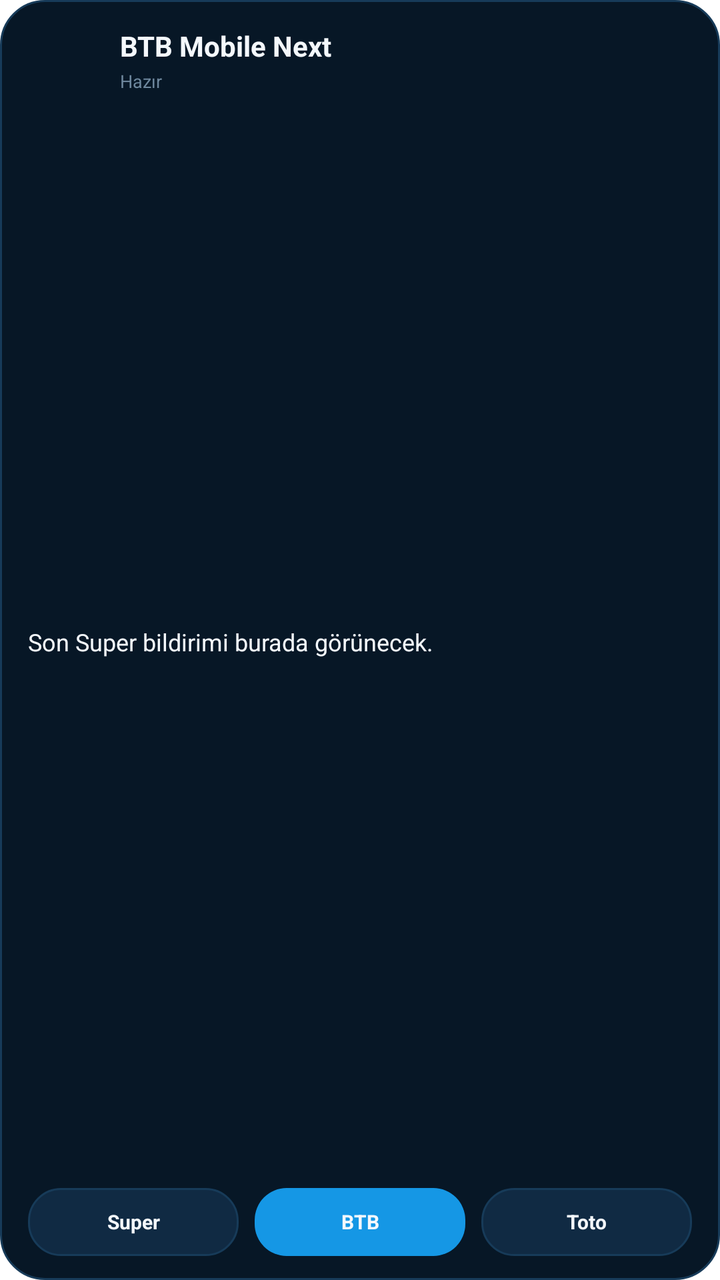
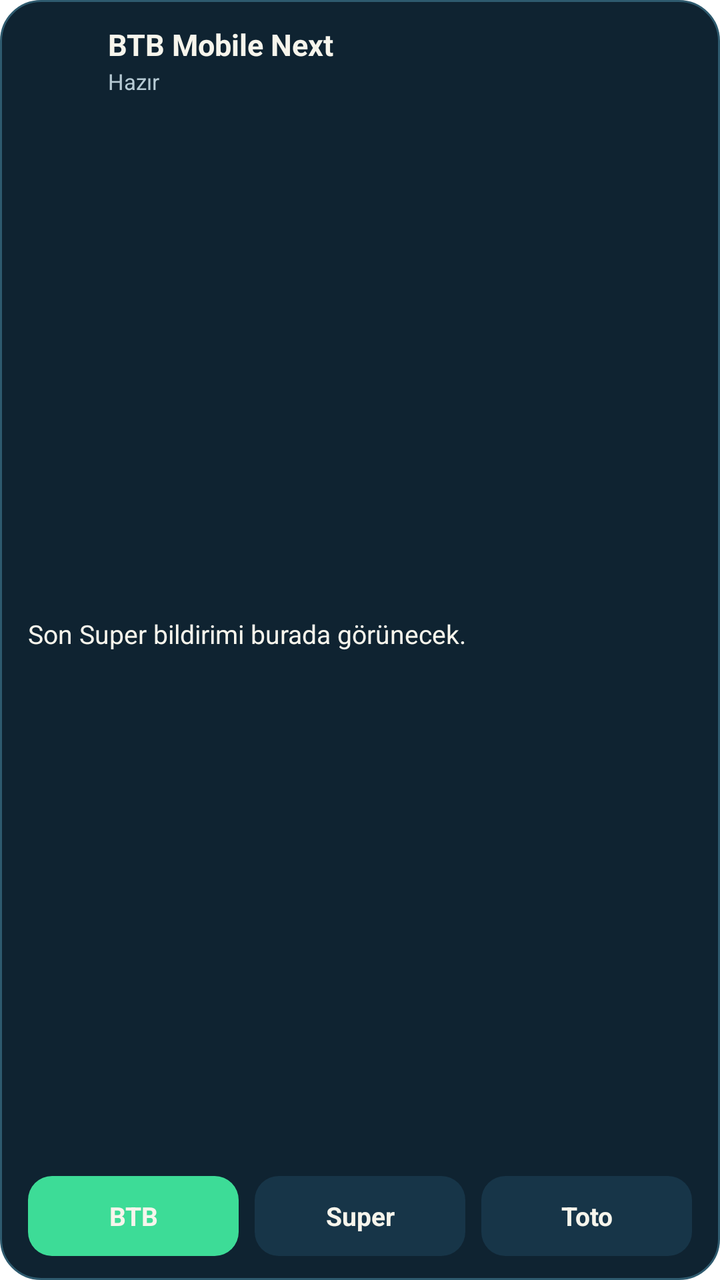

The first picture is an Android layout as it rendered before a commit; the second is the same layout after the commit. The layout source and the unified diff follow.
<!-- AndroidManifest.xml: fallback theme Theme.MaterialComponents.DayNight.NoActionBar -->
<!-- res/layout/btb_notification_widget.xml -->
<?xml version="1.0" encoding="utf-8"?>
<LinearLayout xmlns:android="http://schemas.android.com/apk/res/android"
  android:id="@+id/btb_widget_root"
  android:layout_width="match_parent"
  android:layout_height="match_parent"
  android:background="@drawable/btb_widget_background"
  android:gravity="center_vertical"
  android:orientation="vertical">

  <LinearLayout
    android:layout_width="match_parent"
    android:layout_height="wrap_content"
    android:gravity="center_vertical"
    android:orientation="horizontal">

    <ImageView
      android:id="@+id/btb_widget_icon"
      android:layout_width="36dp"
      android:layout_height="36dp"
      android:contentDescription="@string/btb_widget_app_icon"
      android:scaleType="fitCenter" />

    <LinearLayout
      android:layout_width="0dp"
      android:layout_height="wrap_content"
      android:layout_marginStart="10dp"
      android:layout_weight="1"
      android:orientation="vertical">

      <TextView
        android:id="@+id/btb_widget_title"
        android:layout_width="match_parent"
        android:layout_height="wrap_content"
        android:ellipsize="end"
        android:maxLines="1"
        android:text="@string/btb_widget_default_title"
        android:textColor="@color/btb_widget_text"
        android:textSize="14sp"
        android:textStyle="bold" />

      <TextView
        android:id="@+id/btb_widget_updated"
        android:layout_width="match_parent"
        android:layout_height="wrap_content"
        android:layout_marginTop="2dp"
        android:text="@string/btb_widget_ready"
        android:textColor="@color/btb_widget_subtle"
        android:textSize="9sp" />
    </LinearLayout>

    <TextView
      android:id="@+id/btb_widget_rating"
      android:layout_width="wrap_content"
      android:layout_height="wrap_content"
      android:gravity="end"
      android:textColor="@color/btb_widget_gold"
      android:textSize="16sp"
      android:textStyle="bold" />
  </LinearLayout>

  <TextView
    android:id="@+id/btb_widget_body"
    android:layout_width="match_parent"
    android:layout_height="0dp"
    android:layout_marginTop="8dp"
    android:layout_weight="1"
    android:ellipsize="end"
    android:gravity="center_vertical"
    android:maxLines="2"
    android:text="@string/btb_widget_default_body"
    android:textColor="@color/btb_widget_text"
    android:textSize="12sp" />

  <LinearLayout
    android:layout_width="match_parent"
    android:layout_height="34dp"
    android:layout_marginTop="8dp"
    android:gravity="center"
    android:orientation="horizontal">

    <TextView
      android:id="@+id/btb_widget_super"
      android:layout_width="0dp"
      android:layout_height="match_parent"
      android:layout_weight="1"
      android:background="@drawable/btb_widget_secondary_button"
      android:gravity="center"
      android:text="@string/btb_widget_super_log"
      android:textColor="@color/btb_widget_text"
      android:textSize="10sp"
      android:textStyle="bold" />

    <TextView
      android:id="@+id/btb_widget_open"
      android:layout_width="0dp"
      android:layout_height="match_parent"
      android:layout_marginHorizontal="8dp"
      android:layout_weight="1"
      android:background="@drawable/btb_widget_primary_button"
      android:gravity="center"
      android:text="@string/btb_widget_open"
      android:textColor="@color/btb_widget_text"
      android:textSize="10sp"
      android:textStyle="bold" />

    <TextView
      android:id="@+id/btb_widget_toto"
      android:layout_width="0dp"
      android:layout_height="match_parent"
      android:layout_weight="1"
      android:background="@drawable/btb_widget_secondary_button"
      android:gravity="center"
      android:text="@string/btb_widget_toto"
      android:textColor="@color/btb_widget_text"
      android:textSize="10sp"
      android:textStyle="bold" />
  </LinearLayout>
</LinearLayout>
<!-- resources referenced by this layout -->
<resources>
  <color name="btb_widget_gold">#FFF5C542</color>
  <color name="btb_widget_subtle">#FF6E879D</color>
  <color name="btb_widget_text">#FFF4F8FC</color>
  <!-- drawable btb_widget_background (drawable) -->
  <?xml version="1.0" encoding="utf-8"?>
  <shape xmlns:android="http://schemas.android.com/apk/res/android"
    android:shape="rectangle">
    <solid android:color="#FF071726" />
    <stroke
      android:width="1dp"
      android:color="#FF173B59" />
    <corners android:radius="22dp" />
    <padding
      android:left="14dp"
      android:top="12dp"
      android:right="14dp"
      android:bottom="12dp" />
  </shape>
  <!-- drawable btb_widget_primary_button (drawable) -->
  <?xml version="1.0" encoding="utf-8"?>
  <shape xmlns:android="http://schemas.android.com/apk/res/android"
    android:shape="rectangle">
    <solid android:color="#FF1597E5" />
    <corners android:radius="16dp" />
    <padding
      android:left="12dp"
      android:top="6dp"
      android:right="12dp"
      android:bottom="6dp" />
  </shape>
  <!-- drawable btb_widget_secondary_button (drawable) -->
  <?xml version="1.0" encoding="utf-8"?>
  <shape xmlns:android="http://schemas.android.com/apk/res/android"
    android:shape="rectangle">
    <solid android:color="#FF102A43" />
    <stroke
      android:width="1dp"
      android:color="#FF173B59" />
    <corners android:radius="16dp" />
    <padding
      android:left="12dp"
      android:top="6dp"
      android:right="12dp"
      android:bottom="6dp" />
  </shape>
  <string name="btb_widget_app_icon">BTB Mobile Next ikonu</string>
  <string name="btb_widget_default_body">Son Super bildirimi burada görünecek.</string>
  <string name="btb_widget_default_title">BTB Mobile Next</string>
  <string name="btb_widget_open">BTB</string>
  <string name="btb_widget_ready">Hazır</string>
  <string name="btb_widget_super_log">Super</string>
  <string name="btb_widget_toto">Toto</string>
</resources>

<!-- the commit's change to res/layout/btb_notification_widget.xml (unified diff, before → after) -->
@@ -15,8 +15,8 @@
 
     <ImageView
       android:id="@+id/btb_widget_icon"
-      android:layout_width="36dp"
-      android:layout_height="36dp"
+      android:layout_width="30dp"
+      android:layout_height="30dp"
       android:contentDescription="@string/btb_widget_app_icon"
       android:scaleType="fitCenter" />
 
@@ -35,17 +35,17 @@
         android:maxLines="1"
         android:text="@string/btb_widget_default_title"
         android:textColor="@color/btb_widget_text"
-        android:textSize="14sp"
+        android:textSize="15sp"
         android:textStyle="bold" />
 
       <TextView
         android:id="@+id/btb_widget_updated"
         android:layout_width="match_parent"
         android:layout_height="wrap_content"
-        android:layout_marginTop="2dp"
+        android:layout_marginTop="1dp"
         android:text="@string/btb_widget_ready"
         android:textColor="@color/btb_widget_subtle"
-        android:textSize="9sp" />
+        android:textSize="11sp" />
     </LinearLayout>
 
     <TextView
@@ -53,8 +53,9 @@
       android:layout_width="wrap_content"
       android:layout_height="wrap_content"
       android:gravity="end"
+      android:letterSpacing="0.08"
       android:textColor="@color/btb_widget_gold"
-      android:textSize="16sp"
+      android:textSize="14sp"
       android:textStyle="bold" />
   </LinearLayout>
 
@@ -69,38 +70,38 @@
     android:maxLines="2"
     android:text="@string/btb_widget_default_body"
     android:textColor="@color/btb_widget_text"
-    android:textSize="12sp" />
+    android:textSize="13sp" />
 
   <LinearLayout
     android:layout_width="match_parent"
-    android:layout_height="34dp"
-    android:layout_marginTop="8dp"
+    android:layout_height="40dp"
+    android:layout_marginTop="10dp"
     android:gravity="center"
     android:orientation="horizontal">
+
+    <TextView
+      android:id="@+id/btb_widget_open"
+      android:layout_width="0dp"
+      android:layout_height="match_parent"
+      android:layout_weight="1"
+      android:background="@drawable/btb_widget_primary_button"
+      android:gravity="center"
+      android:text="@string/btb_widget_open"
+      android:textColor="@color/btb_widget_text"
+      android:textSize="13sp"
+      android:textStyle="bold" />
 
     <TextView
       android:id="@+id/btb_widget_super"
       android:layout_width="0dp"
       android:layout_height="match_parent"
+      android:layout_marginHorizontal="8dp"
       android:layout_weight="1"
       android:background="@drawable/btb_widget_secondary_button"
       android:gravity="center"
       android:text="@string/btb_widget_super_log"
       android:textColor="@color/btb_widget_text"
-      android:textSize="10sp"
-      android:textStyle="bold" />
-
-    <TextView
-      android:id="@+id/btb_widget_open"
-      android:layout_width="0dp"
-      android:layout_height="match_parent"
-      android:layout_marginHorizontal="8dp"
-      android:layout_weight="1"
-      android:background="@drawable/btb_widget_primary_button"
-      android:gravity="center"
-      android:text="@string/btb_widget_open"
-      android:textColor="@color/btb_widget_text"
-      android:textSize="10sp"
+      android:textSize="13sp"
       android:textStyle="bold" />
 
     <TextView
@@ -112,7 +113,7 @@
       android:gravity="center"
       android:text="@string/btb_widget_toto"
       android:textColor="@color/btb_widget_text"
-      android:textSize="10sp"
+      android:textSize="13sp"
       android:textStyle="bold" />
   </LinearLayout>
 </LinearLayout>
<!-- resource entries referenced after the edit -->
@@ -1,17 +1,17 @@
 <!-- resources referenced by this layout -->
 <resources>
-  <color name="btb_widget_gold">#FFF5C542</color>
-  <color name="btb_widget_subtle">#FF6E879D</color>
-  <color name="btb_widget_text">#FFF4F8FC</color>
+  <color name="btb_widget_gold">#FFFFC845</color>
+  <color name="btb_widget_subtle">#FFB6CAD4</color>
+  <color name="btb_widget_text">#FFF7F5EC</color>
   <!-- drawable btb_widget_background (drawable) -->
   <?xml version="1.0" encoding="utf-8"?>
   <shape xmlns:android="http://schemas.android.com/apk/res/android"
     android:shape="rectangle">
-    <solid android:color="#FF071726" />
+    <solid android:color="#FF0F2331" />
     <stroke
       android:width="1dp"
-      android:color="#FF173B59" />
-    <corners android:radius="22dp" />
+      android:color="#FF2E5A6E" />
+    <corners android:radius="20dp" />
     <padding
       android:left="14dp"
       android:top="12dp"
@@ -22,8 +22,8 @@
   <?xml version="1.0" encoding="utf-8"?>
   <shape xmlns:android="http://schemas.android.com/apk/res/android"
     android:shape="rectangle">
-    <solid android:color="#FF1597E5" />
-    <corners android:radius="16dp" />
+    <solid android:color="#FF3DDC97" />
+    <corners android:radius="12dp" />
     <padding
       android:left="12dp"
       android:top="6dp"
@@ -34,11 +34,8 @@
   <?xml version="1.0" encoding="utf-8"?>
   <shape xmlns:android="http://schemas.android.com/apk/res/android"
     android:shape="rectangle">
-    <solid android:color="#FF102A43" />
-    <stroke
-      android:width="1dp"
-      android:color="#FF173B59" />
-    <corners android:radius="16dp" />
+    <solid android:color="#FF173548" />
+    <corners android:radius="12dp" />
     <padding
       android:left="12dp"
       android:top="6dp"
